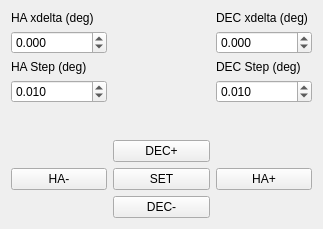
Qt form src/utils/xdelta/xdelta.ui (rockit-astro/talon) before a commit.
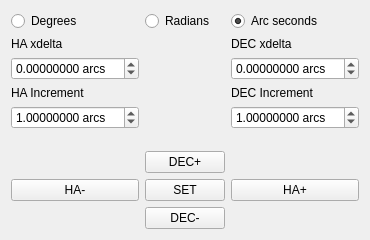
The same form after that commit.

Commit message: Added support for Degrees, Radians and Arc seconds.

Diff of the .ui file:
```diff
--- a/src/utils/xdelta/xdelta.ui
+++ b/src/utils/xdelta/xdelta.ui
@@ -6,148 +6,150 @@
    <rect>
     <x>0</x>
     <y>0</y>
-    <width>323</width>
-    <height>229</height>
+    <width>370</width>
+    <height>240</height>
    </rect>
   </property>
+  <property name="minimumSize">
+   <size>
+    <width>370</width>
+    <height>240</height>
+   </size>
+  </property>
   <property name="windowTitle">
    <string>xdelta</string>
   </property>
   <layout class="QGridLayout" name="gridLayout">
-   <item row="7" column="0">
+   <item row="8" column="0">
     <widget class="QPushButton" name="buttonHAm">
      <property name="text">
       <string>HA-</string>
      </property>
     </widget>
    </item>
-   <item row="7" column="2">
+   <item row="8" column="2">
     <widget class="QPushButton" name="buttonHAp">
      <property name="text">
       <string>HA+</string>
      </property>
     </widget>
    </item>
+   <item row="4" column="0">
+    <widget class="QDoubleSpinBox" name="spinIncrementHA">
+     <property name="suffix">
+      <string> arcs</string>
+     </property>
+     <property name="decimals">
+      <number>8</number>
+     </property>
+     <property name="minimum">
+      <double>0.000000000000000</double>
+     </property>
+     <property name="maximum">
+      <double>648000.000000000000000</double>
+     </property>
+     <property name="singleStep">
+      <double>1.000000000000000</double>
+     </property>
+     <property name="value">
+      <double>1.000000000000000</double>
+     </property>
+    </widget>
+   </item>
    <item row="3" column="0">
-    <widget class="QDoubleSpinBox" name="spinStepHA">
-     <property name="decimals">
-      <number>3</number>
-     </property>
-     <property name="minimum">
-      <double>0.000000000000000</double>
-     </property>
-     <property name="maximum">
-      <double>180.000000000000000</double>
-     </property>
-     <property name="singleStep">
-      <double>0.001000000000000</double>
-     </property>
-     <property name="value">
-      <double>0.010000000000000</double>
-     </property>
-    </widget>
-   </item>
-   <item row="2" column="0">
     <widget class="QLabel" name="label">
      <property name="text">
-      <string>HA Step (deg)</string>
+      <string>HA Increment</string>
+     </property>
+    </widget>
+   </item>
+   <item row="4" column="2">
+    <widget class="QDoubleSpinBox" name="spinIncrementDEC">
+     <property name="prefix">
+      <string/>
+     </property>
+     <property name="suffix">
+      <string> arcs</string>
+     </property>
+     <property name="decimals">
+      <number>8</number>
+     </property>
+     <property name="minimum">
+      <double>0.000000000000000</double>
+     </property>
+     <property name="maximum">
+      <double>648000.000000000000000</double>
+     </property>
+     <property name="singleStep">
+      <double>1.000000000000000</double>
+     </property>
+     <property name="value">
+      <double>1.000000000000000</double>
      </property>
     </widget>
    </item>
    <item row="3" column="2">
-    <widget class="QDoubleSpinBox" name="spinStepDEC">
-     <property name="decimals">
-      <number>3</number>
-     </property>
-     <property name="minimum">
-      <double>0.000000000000000</double>
-     </property>
-     <property name="maximum">
-      <double>180.000000000000000</double>
-     </property>
-     <property name="singleStep">
-      <double>0.001000000000000</double>
-     </property>
-     <property name="value">
-      <double>0.010000000000000</double>
-     </property>
-    </widget>
-   </item>
-   <item row="2" column="2">
     <widget class="QLabel" name="label_2">
      <property name="text">
-      <string>DEC Step (deg)</string>
+      <string>DEC Increment</string>
      </property>
     </widget>
    </item>
-   <item row="6" column="1">
+   <item row="7" column="1">
     <widget class="QPushButton" name="buttonDECp">
      <property name="text">
       <string>DEC+</string>
      </property>
     </widget>
    </item>
-   <item row="8" column="1">
+   <item row="9" column="1">
     <widget class="QPushButton" name="buttonDECm">
      <property name="text">
       <string>DEC-</string>
      </property>
     </widget>
    </item>
-   <item row="0" column="0">
-    <widget class="QLabel" name="label_3">
-     <property name="text">
-      <string>HA xdelta (deg)</string>
-     </property>
-    </widget>
-   </item>
-   <item row="0" column="2">
-    <widget class="QLabel" name="label_4">
-     <property name="text">
-      <string>DEC xdelta (deg)</string>
-     </property>
-    </widget>
-   </item>
    <item row="1" column="0">
-    <widget class="QDoubleSpinBox" name="spinValHA">
-     <property name="decimals">
-      <number>3</number>
-     </property>
-     <property name="minimum">
-      <double>-180.000000000000000</double>
-     </property>
-     <property name="maximum">
-      <double>180.000000000000000</double>
-     </property>
-     <property name="singleStep">
-      <double>0.010000000000000</double>
+    <widget class="QLabel" name="label_3">
+     <property name="text">
+      <string>HA xdelta</string>
      </property>
     </widget>
    </item>
    <item row="1" column="2">
-    <widget class="QDoubleSpinBox" name="spinValDEC">
+    <widget class="QLabel" name="label_4">
+     <property name="text">
+      <string>DEC xdelta</string>
+     </property>
+    </widget>
+   </item>
+   <item row="2" column="2">
+    <widget class="QDoubleSpinBox" name="spinValueDEC">
+     <property name="suffix">
+      <string> arcs</string>
+     </property>
      <property name="decimals">
-      <number>3</number>
+      <number>8</number>
      </property>
      <property name="minimum">
-      <double>-180.000000000000000</double>
+      <double>-648000.000000000000000</double>
      </property>
      <property name="maximum">
-      <double>180.000000000000000</double>
+      <double>648000.000000000000000</double>
      </property>
      <property name="singleStep">
       <double>0.010000000000000</double>
      </property>
     </widget>
    </item>
-   <item row="7" column="1">
+   <item row="8" column="1">
     <widget class="QPushButton" name="buttonSet">
      <property name="text">
       <string>SET</string>
      </property>
     </widget>
    </item>
-   <item row="4" column="1">
+   <item row="5" column="1">
     <spacer name="verticalSpacer">
      <property name="orientation">
       <enum>Qt::Vertical</enum>
@@ -160,6 +162,49 @@
      </property>
     </spacer>
    </item>
+   <item row="0" column="0">
+    <widget class="QRadioButton" name="unitsDeg">
+     <property name="text">
+      <string>Degrees</string>
+     </property>
+    </widget>
+   </item>
+   <item row="0" column="1">
+    <widget class="QRadioButton" name="unitsRad">
+     <property name="text">
+      <string>Radians</string>
+     </property>
+    </widget>
+   </item>
+   <item row="0" column="2">
+    <widget class="QRadioButton" name="unitsArc">
+     <property name="text">
+      <string>Arc seconds</string>
+     </property>
+     <property name="checked">
+      <bool>true</bool>
+     </property>
+    </widget>
+   </item>
+   <item row="2" column="0">
+    <widget class="QDoubleSpinBox" name="spinValueHA">
+     <property name="suffix">
+      <string> arcs</string>
+     </property>
+     <property name="decimals">
+      <number>8</number>
+     </property>
+     <property name="minimum">
+      <double>-648000.000000000000000</double>
+     </property>
+     <property name="maximum">
+      <double>648000.000000000000000</double>
+     </property>
+     <property name="singleStep">
+      <double>1.000000000000000</double>
+     </property>
+    </widget>
+   </item>
   </layout>
  </widget>
  <layoutdefault spacing="6" margin="11"/>
```
Left out of the diff: 16 changed lines with no effect on the pictures. The commit also changes 2 other files.
